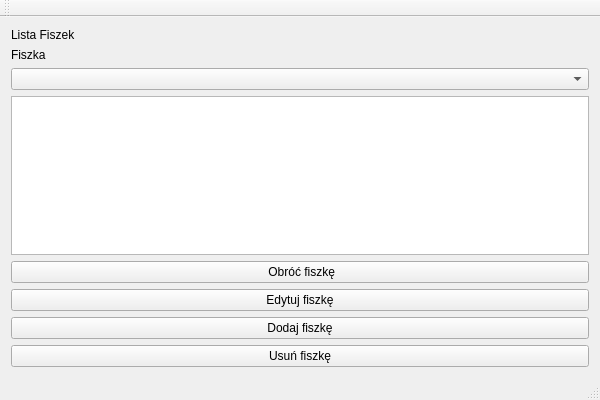
The window that UiMainWindow.ui (Mangner/Langner_Laskowski_Projekt) describes before a commit, drawn with Qt 5.
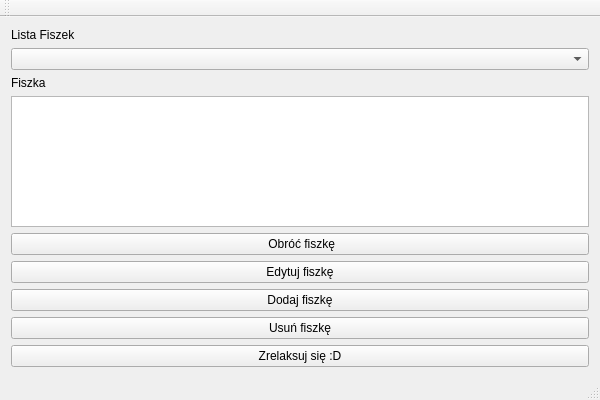
The same window after the commit.

Commit message: Dodałem button relax, do funkcji add, remove i edit mesage boxy do info o poprawnym wykonaniu (irytuje dźwięk powiadomienia, trzeba raczej zmienić)

```diff
--- a/UiMainWindow.ui
+++ b/UiMainWindow.ui
@@ -22,6 +22,9 @@
       </property>
      </widget>
     </item>
+    <item>
+     <widget class="QComboBox" name="Fishka_list_Box"/>
+    </item>
     <item>
      <widget class="QLabel" name="fishka_Label">
       <property name="text">
@@ -29,9 +32,6 @@
       </property>
      </widget>
     </item>
-    <item>
-     <widget class="QComboBox" name="Fishka_list_Box"/>
-    </item>
     <item>
      <widget class="QTextEdit" name="fishcard_Box"/>
     </item>
@@ -63,6 +63,13 @@
       </property>
      </widget>
     </item>
+    <item>
+     <widget class="QPushButton" name="pedroButton">
+      <property name="text">
+       <string>Zrelaksuj się :D</string>
+      </property>
+     </widget>
+    </item>
    </layout>
   </widget>
   <widget class="QMenuBar" name="menuBar">
```
Left out of the diff: 39 changed lines with no effect on the pictures. The commit also changes 3 other files.
